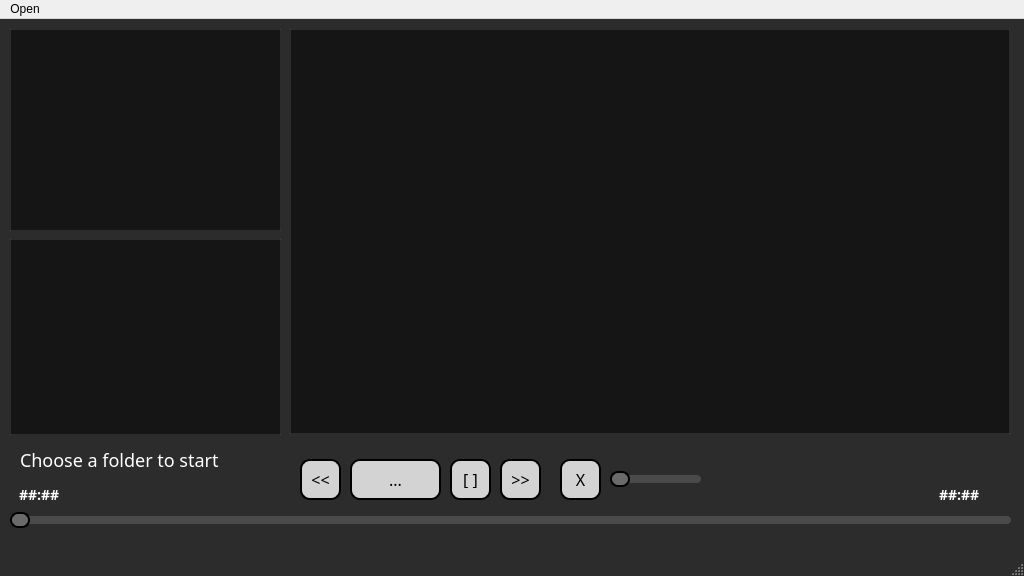
juangonzalez22/music-player-qt, file music-player-qt/mainwindow.ui: the form before one commit.
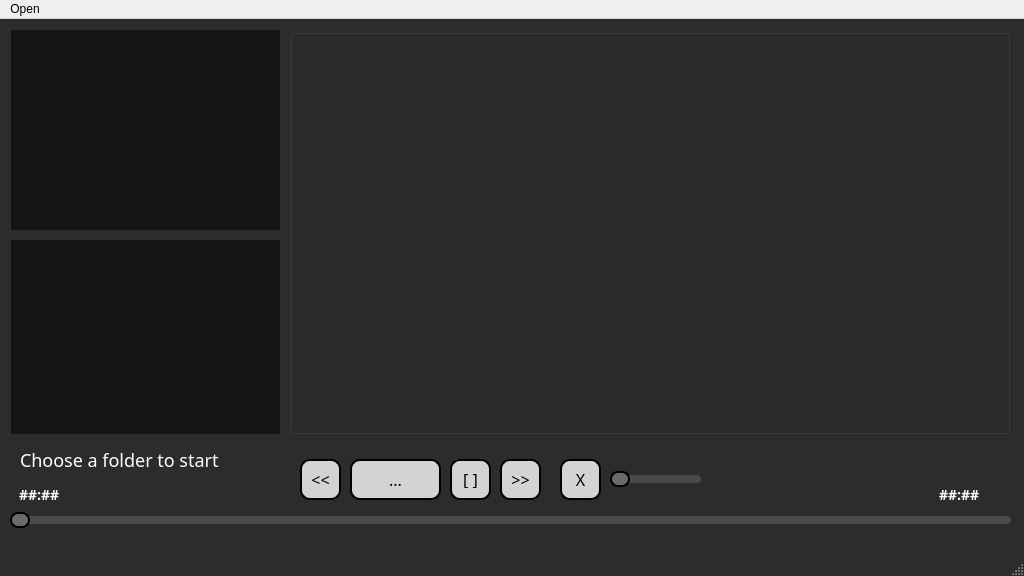
The form after the commit.

Commit message:
Reproductor de video funcional
Aún no tiene el placeholder, pero se lo pondré luego

What changed in the file:
```diff
--- a/music-player-qt/mainwindow.ui
+++ b/music-player-qt/mainwindow.ui
@@ -40,29 +40,6 @@
 </string>
   </property>
   <widget class="QWidget" name="centralwidget">
-   <widget class="QFrame" name="frame_2">
-    <property name="geometry">
-     <rect>
-      <x>290</x>
-      <y>10</y>
-      <width>720</width>
-      <height>405</height>
-     </rect>
-    </property>
-    <property name="styleSheet">
-     <string notr="true">QFrame {
-    background-color:  rgba(20, 20, 20, 0.95); /* Color de fondo gris oscuro */
-	border: 1px solid rgba(255, 255, 255, 0.1); /* Borde sutil */
-}
-</string>
-    </property>
-    <property name="frameShape">
-     <enum>QFrame::Shape::StyledPanel</enum>
-    </property>
-    <property name="frameShadow">
-     <enum>QFrame::Shadow::Raised</enum>
-    </property>
-   </widget>
    <widget class="QPushButton" name="btnStop">
     <property name="geometry">
      <rect>
@@ -574,6 +551,19 @@
 </string>
     </property>
    </widget>
+   <widget class="QGroupBox" name="groupBox">
+    <property name="geometry">
+     <rect>
+      <x>290</x>
+      <y>10</y>
+      <width>720</width>
+      <height>405</height>
+     </rect>
+    </property>
+    <property name="title">
+     <string/>
+    </property>
+   </widget>
   </widget>
   <widget class="QMenuBar" name="menubar">
    <property name="geometry">
```
The commit also changes 2 other files.
